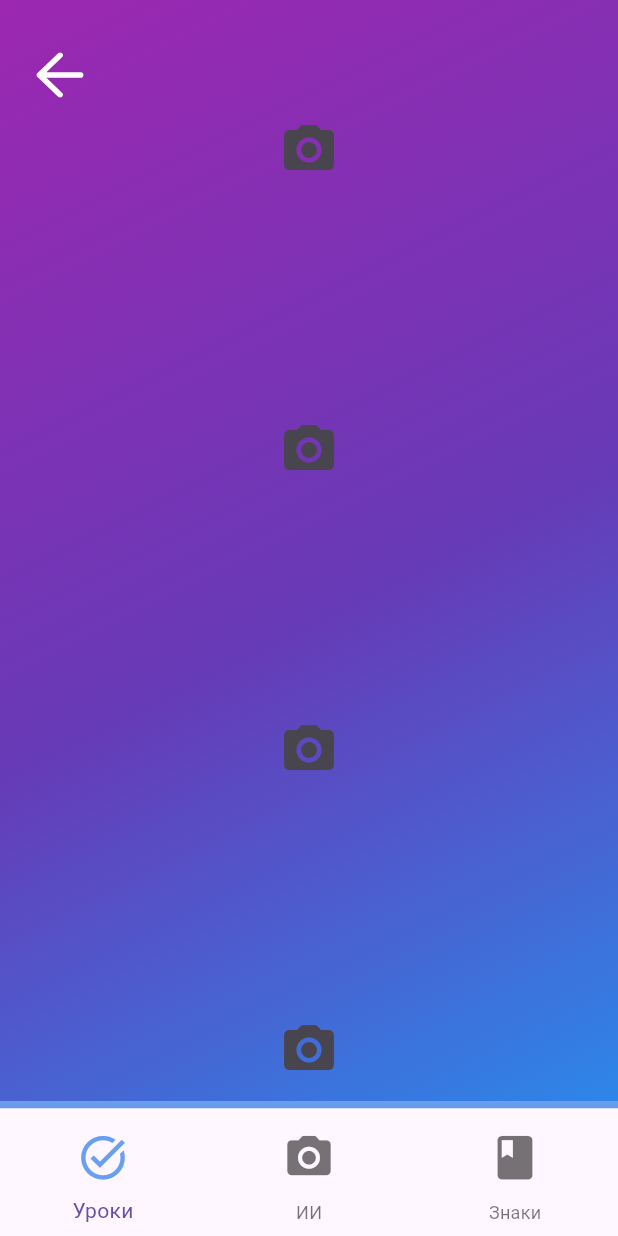
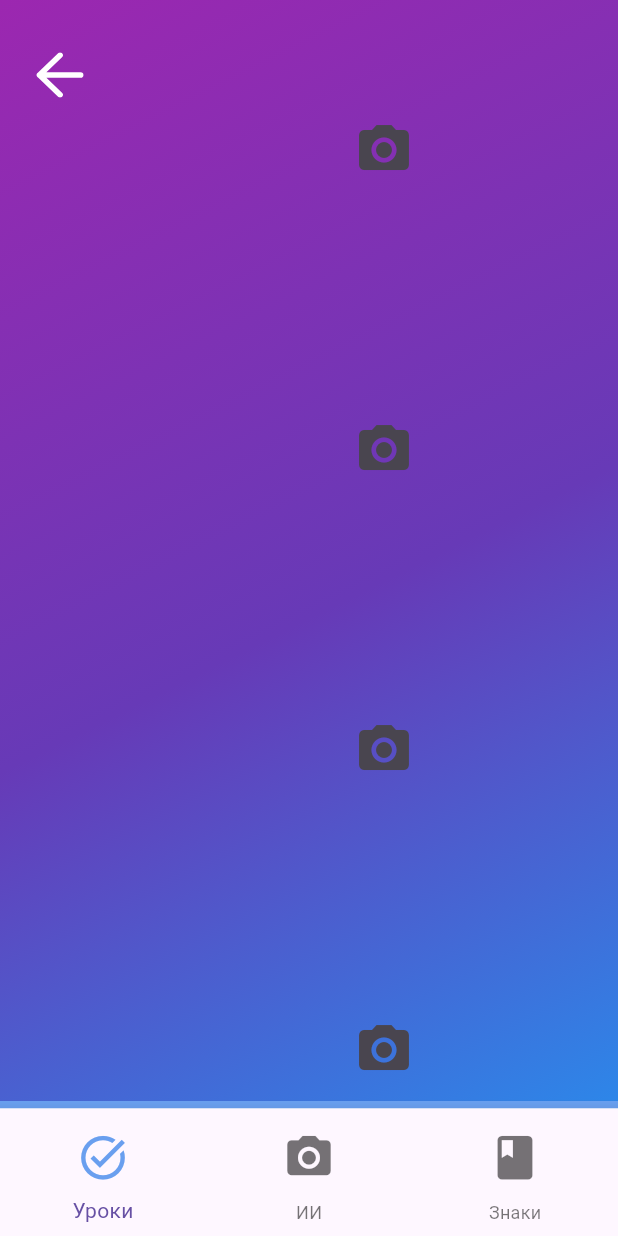
Before and after one commit to Spinyya/AzbukaDorog, a Flutter app: the Lessonpage screen opened by its route, on a phone screen of 412 x 824 dp. Run offline on Flutter 3.47's test engine with Material 3 defaults, Android fonts, the phone set to English and light mode, and no system bars; our stand-ins replace camera, flutter_svg; missing offline and left inert: pytorch_lite; project files that could hold a hidden picture were left out.

Commit message:
Update lessonpage.dart

```diff
--- a/lib/pages/lessonpage/lessonpage.dart
+++ b/lib/pages/lessonpage/lessonpage.dart
@@ -32,31 +32,38 @@ class Lessonpage extends StatelessWidget {
       children: <Widget>[
         Container(
           height: 200,
-          child: IconButton(onPressed: () {}, icon: Icon(Icons.camera_alt, size: 40,), enableFeedback: false, splashColor: Colors.transparent, highlightColor: Colors.transparent, ),
+            child: Padding( padding: EdgeInsets.only(left: 100),
+              child: IconButton(onPressed: () {}, icon: Icon(Icons.camera_alt, size: 40,), enableFeedback: false, splashColor: Colors.transparent, highlightColor: Colors.transparent, ),)
         ),
         Container(
           height: 200,
-          child: IconButton(onPressed: () {}, icon: Icon(Icons.camera_alt,size: 40,), enableFeedback: false, splashColor: Colors.transparent, highlightColor: Colors.transparent, ),
+            child: Padding( padding: EdgeInsets.only(left: 100),
+              child: IconButton(onPressed: () {}, icon: Icon(Icons.camera_alt, size: 40,), enableFeedback: false, splashColor: Colors.transparent, highlightColor: Colors.transparent, ),)
         ),
         Container(
           height: 200,
-          child: IconButton(onPressed: () {}, icon: Icon(Icons.camera_alt, size: 40,), enableFeedback: false, splashColor: Colors.transparent, highlightColor: Colors.transparent, ),
+            child: Padding( padding: EdgeInsets.only(left: 100),
+              child: IconButton(onPressed: () {}, icon: Icon(Icons.camera_alt, size: 40,), enableFeedback: false, splashColor: Colors.transparent, highlightColor: Colors.transparent, ),)
         ),
         Container(
           height: 200,
-          child: IconButton(onPressed: () {}, icon: Icon(Icons.camera_alt, size: 40,), enableFeedback: false, splashColor: Colors.transparent, highlightColor: Colors.transparent, ),
+          child: Padding( padding: EdgeInsets.only(left: 100),
+          child: IconButton(onPressed: () {}, icon: Icon(Icons.camera_alt, size: 40,), enableFeedback: false, splashColor: Colors.transparent, highlightColor: Colors.transparent, ),)
         ),
         Container(
           height: 200,
-          child: IconButton(onPressed: () {}, icon: Icon(Icons.camera_alt, size: 40,), enableFeedback: false, splashColor: Colors.transparent, highlightColor: Colors.transparent, ),
+            child: Padding( padding: EdgeInsets.only(left: 100),
+              child: IconButton(onPressed: () {}, icon: Icon(Icons.camera_alt, size: 40,), enableFeedback: false, splashColor: Colors.transparent, highlightColor: Colors.transparent, ),)
         ),
         Container(
           height: 200,
-          child: IconButton(onPressed: () {}, icon: Icon(Icons.camera_alt, size: 40,), enableFeedback: false, splashColor: Colors.transparent, highlightColor: Colors.transparent, ),
+            child: Padding( padding: EdgeInsets.only(left: 100),
+              child: IconButton(onPressed: () {}, icon: Icon(Icons.camera_alt, size: 40,), enableFeedback: false, splashColor: Colors.transparent, highlightColor: Colors.transparent, ),)
         ),
         Container(
           height: 200,
-          child: IconButton(onPressed: () {}, icon: Icon(Icons.camera_alt, size: 40,), enableFeedback: false, splashColor: Colors.transparent, highlightColor: Colors.transparent, ),
+            child: Padding( padding: EdgeInsets.only(left: 100),
+              child: IconButton(onPressed: () {}, icon: Icon(Icons.camera_alt, size: 40,), enableFeedback: false, splashColor: Colors.transparent, highlightColor: Colors.transparent, ),)
         ),
       ],
 
```
